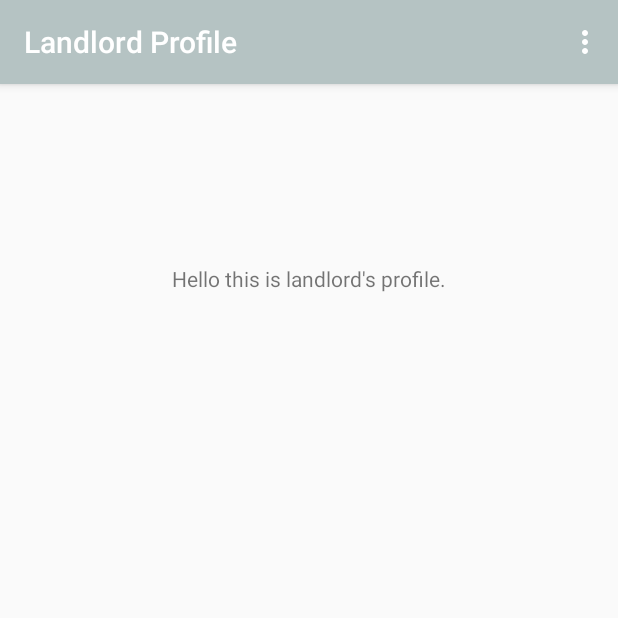
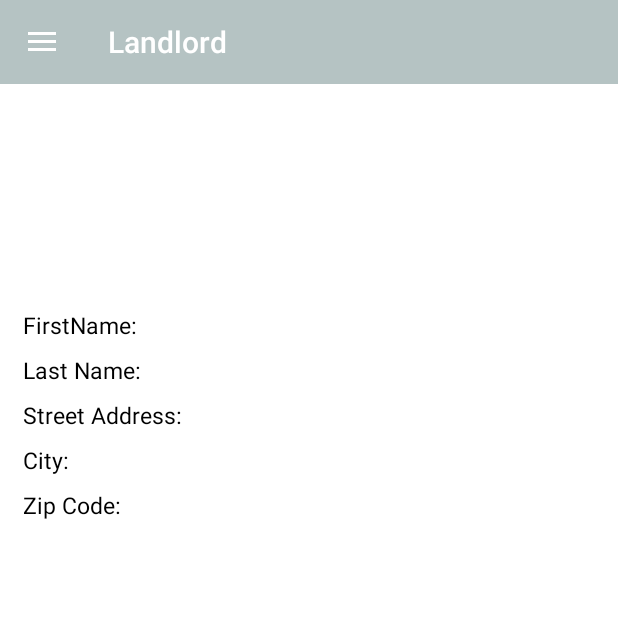
Before and after one commit to AbdullahAlMehediHira/Rento, an Android app: the LandlordProfile screen opened directly, with no data from a screen before it, on a phone screen of 412 x 824 dp, the top half of it. Run offline under Robolectric (Android 15) with nearby library versions, the phone set to English and light mode, and no system bars; our stand-ins replace Firebase (no records; nobody signed in at launch, a user with empty details on screens opened directly).

Commit message:
Landlord homepage navigation.
the navigation panel cosists of profile,  announcement,  management, message, alart.

```diff
--- a/app/src/main/AndroidManifest.xml
+++ b/app/src/main/AndroidManifest.xml
@@ -12,7 +12,8 @@
         android:roundIcon="@mipmap/ic_launcher_round"
         android:supportsRtl="true"
         android:theme="@style/AppTheme">
-        <activity android:name=".LandlordProfile"></activity>
+        <activity android:name=".LandlordProfile"
+            android:theme="@style/AppTheme.NoActionBar"/>
         <activity android:name=".SignUpLandlord" />
         <activity android:name=".SignUpTenant" />
         <activity android:name=".TenantProfile" />
--- a/app/src/main/java/com/example/rento/LandlordProfile.java
+++ b/app/src/main/java/com/example/rento/LandlordProfile.java
@@ -1,41 +1,82 @@
 package com.example.rento;
 
 import androidx.annotation.NonNull;
+import androidx.appcompat.app.ActionBarDrawerToggle;
 import androidx.appcompat.app.AppCompatActivity;
 
 import android.content.Intent;
 import android.os.Bundle;
 import android.view.Menu;
 import android.view.MenuItem;
+import android.widget.Toast;
 
+import androidx.appcompat.widget.Toolbar;
+import androidx.core.view.GravityCompat;
+import androidx.drawerlayout.widget.DrawerLayout;
+
+import com.google.android.material.navigation.NavigationView;
 import com.google.firebase.auth.FirebaseAuth;
 
-public class LandlordProfile extends AppCompatActivity {
+public class LandlordProfile extends AppCompatActivity implements NavigationView.OnNavigationItemSelectedListener {
 
+    private Toolbar toolbar;
+    private DrawerLayout drawer;
+    private NavigationView navigationView;
     FirebaseAuth mAuth;
+
     @Override
     protected void onCreate(Bundle savedInstanceState) {
         super.onCreate(savedInstanceState);
         setContentView(R.layout.activity_landlord_profile);
-        this.setTitle("Landlord Profile");
+        this.setTitle("Landlord");
 
         mAuth = FirebaseAuth.getInstance();
+
+        drawer = findViewById(R.id.draw_landlord_layoutId);
+        navigationView = findViewById(R.id.nav_view);
+        navigationView.setNavigationItemSelectedListener(this);
+        toolbar = findViewById(R.id.toolbarId);
+        setSupportActionBar(toolbar);
+
+        ActionBarDrawerToggle toggle = new ActionBarDrawerToggle(this, drawer, toolbar, R.string.nav_drawer_open, R.string.nav_drawer_close);
+        drawer.addDrawerListener(toggle);
+        toggle.syncState();
+
+        if (savedInstanceState == null) {
+            getSupportFragmentManager().beginTransaction().replace(R.id.fragment_container, new LandlordProfileFragment()).commit();
+            navigationView.setCheckedItem(R.id.nav_Profile);
+        }
     }
 
     @Override
-    public boolean onCreateOptionsMenu(Menu menu) {
-        getMenuInflater().inflate(R.menu.menu_layout,menu);
-        return super.onCreateOptionsMenu(menu);
+    public void onBackPressed() {
+        if (drawer.isDrawerOpen(GravityCompat.START)) {
+            drawer.closeDrawer(GravityCompat.START);
+        } else {
+            super.onBackPressed();
+        }
     }
 
     @Override
-    public boolean onOptionsItemSelected(@NonNull MenuItem item) {
-        if(item.getItemId() == R.id.signOutMenuId){
-            mAuth.signOut();
-            finish();
-            Intent intant = new Intent(getApplicationContext(), SignInLandlord.class);
-            startActivity(intant);
+    public boolean onNavigationItemSelected(@NonNull MenuItem menuItem) {
+        switch (menuItem.getItemId()) {
+            case R.id.nav_management:
+                getSupportFragmentManager().beginTransaction().replace(R.id.fragment_container, new LandlordManagementFragment()).commit();
+                break;
+            case R.id.nav_Announcement:
+                getSupportFragmentManager().beginTransaction().replace(R.id.fragment_container, new LandlordAnnouncementFragment()).commit();
+                break;
+            case R.id.nav_Profile:
+                getSupportFragmentManager().beginTransaction().replace(R.id.fragment_container, new LandlordProfileFragment()).commit();
+                break;
+            case R.id.nav_alart:
+                Toast.makeText(this, "PAY THE BILL", Toast.LENGTH_SHORT).show();
+                break;
+            case R.id.nav_message:
+                Toast.makeText(this, "Call me at 9:00", Toast.LENGTH_SHORT).show();
+                break;
         }
-        return super.onOptionsItemSelected(item);
+        drawer.closeDrawer(GravityCompat.START);
+        return true;
     }
 }
--- /dev/null
+++ b/app/src/main/java/com/example/rento/LandlordProfileFragment.java
@@ -0,0 +1,18 @@
+package com.example.rento;
+
+import android.os.Bundle;
+import android.view.LayoutInflater;
+import android.view.View;
+import android.view.ViewGroup;
+
+import androidx.annotation.NonNull;
+import androidx.annotation.Nullable;
+import androidx.fragment.app.Fragment;
+
+public class LandlordProfileFragment extends Fragment {
+    @Nullable
+    @Override
+    public View onCreateView(@NonNull LayoutInflater inflater, @Nullable ViewGroup container, @Nullable Bundle savedInstanceState) {
+        return  inflater.inflate(R.layout.fragment_landlord_profile, container, false);
+    }
+}
--- /dev/null
+++ b/app/src/main/res/drawable/ic_alart.xml
@@ -0,0 +1,9 @@
+<vector xmlns:android="http://schemas.android.com/apk/res/android"
+        android:width="24dp"
+        android:height="24dp"
+        android:viewportWidth="24.0"
+        android:viewportHeight="24.0">
+    <path
+        android:fillColor="#FF000000"
+        android:pathData="M10.01,21.01c0,1.1 0.89,1.99 1.99,1.99s1.99,-0.89 1.99,-1.99h-3.98zM18.88,16.82L18.88,11c0,-3.25 -2.25,-5.97 -5.29,-6.69v-0.72C13.59,2.71 12.88,2 12,2s-1.59,0.71 -1.59,1.59v0.72C7.37,5.03 5.12,7.75 5.12,11v5.82L3,18.94L3,20h18v-1.06l-2.12,-2.12zM16,13.01h-3v3h-2v-3L8,13.01L8,11h3L11,8h2v3h3v2.01z"/>
+</vector>
--- /dev/null
+++ b/app/src/main/res/drawable/ic_announcement.xml
@@ -0,0 +1,9 @@
+<vector xmlns:android="http://schemas.android.com/apk/res/android"
+        android:width="24dp"
+        android:height="24dp"
+        android:viewportWidth="24.0"
+        android:viewportHeight="24.0">
+    <path
+        android:fillColor="#FF000000"
+        android:pathData="M20,2L4,2c-1.1,0 -1.99,0.9 -1.99,2L2,22l4,-4h14c1.1,0 2,-0.9 2,-2L22,4c0,-1.1 -0.9,-2 -2,-2zM13,11h-2L11,5h2v6zM13,15h-2v-2h2v2z"/>
+</vector>
--- /dev/null
+++ b/app/src/main/res/drawable/ic_management.xml
@@ -0,0 +1,9 @@
+<vector xmlns:android="http://schemas.android.com/apk/res/android"
+        android:width="24dp"
+        android:height="24dp"
+        android:viewportWidth="24.0"
+        android:viewportHeight="24.0">
+    <path
+        android:fillColor="#FF000000"
+        android:pathData="M4,14h4v-4L4,10v4zM4,19h4v-4L4,15v4zM4,9h4L8,5L4,5v4zM9,14h12v-4L9,10v4zM9,19h12v-4L9,15v4zM9,5v4h12L21,5L9,5z"/>
+</vector>
--- /dev/null
+++ b/app/src/main/res/drawable/ic_message.xml
@@ -0,0 +1,9 @@
+<vector xmlns:android="http://schemas.android.com/apk/res/android"
+        android:width="24dp"
+        android:height="24dp"
+        android:viewportWidth="24.0"
+        android:viewportHeight="24.0">
+    <path
+        android:fillColor="#FF000000"
+        android:pathData="M20,2L4,2c-1.1,0 -1.99,0.9 -1.99,2L2,22l4,-4h14c1.1,0 2,-0.9 2,-2L22,4c0,-1.1 -0.9,-2 -2,-2zM18,14L6,14v-2h12v2zM18,11L6,11L6,9h12v2zM18,8L6,8L6,6h12v2z"/>
+</vector>
--- /dev/null
+++ b/app/src/main/res/drawable/ic_profile.xml
@@ -0,0 +1,9 @@
+<vector xmlns:android="http://schemas.android.com/apk/res/android"
+        android:width="24dp"
+        android:height="24dp"
+        android:viewportWidth="24.0"
+        android:viewportHeight="24.0">
+    <path
+        android:fillColor="#FF000000"
+        android:pathData="M3,5v14c0,1.1 0.89,2 2,2h14c1.1,0 2,-0.9 2,-2L21,5c0,-1.1 -0.9,-2 -2,-2L5,3c-1.11,0 -2,0.9 -2,2zM15,9c0,1.66 -1.34,3 -3,3s-3,-1.34 -3,-3 1.34,-3 3,-3 3,1.34 3,3zM6,17c0,-2 4,-3.1 6,-3.1s6,1.1 6,3.1v1L6,18v-1z"/>
+</vector>
--- a/app/src/main/res/layout/activity_landlord_profile.xml
+++ b/app/src/main/res/layout/activity_landlord_profile.xml
@@ -1,19 +1,40 @@
 <?xml version="1.0" encoding="utf-8"?>
-<androidx.constraintlayout.widget.ConstraintLayout xmlns:android="http://schemas.android.com/apk/res/android"
+<androidx.drawerlayout.widget.DrawerLayout xmlns:android="http://schemas.android.com/apk/res/android"
     xmlns:app="http://schemas.android.com/apk/res-auto"
     xmlns:tools="http://schemas.android.com/tools"
+    android:id="@+id/draw_landlord_layoutId"
     android:layout_width="match_parent"
     android:layout_height="match_parent"
-    tools:context=".LandlordProfile">
+    android:fitsSystemWindows="true"
+    tools:context=".LandlordProfile"
+    tools:openDrawer="start">
 
-    <TextView
-        android:id="@+id/textView3"
+    <androidx.appcompat.widget.LinearLayoutCompat
+        android:layout_width="match_parent"
+        android:layout_height="match_parent"
+        android:orientation="vertical">
+
+        <androidx.appcompat.widget.Toolbar
+            android:id="@+id/toolbarId"
+            android:layout_width="match_parent"
+            android:layout_height="?attr/actionBarSize"
+            android:background="@color/colorPrimary"
+            android:theme="@style/ThemeOverlay.AppCompat.Dark.ActionBar"
+            app:popupTheme="@style/ThemeOverlay.AppCompat.Light" />
+
+        <FrameLayout
+            android:id="@+id/fragment_container"
+            android:layout_width="match_parent"
+            android:layout_height="match_parent" />
+
+    </androidx.appcompat.widget.LinearLayoutCompat>
+
+    <com.google.android.material.navigation.NavigationView
+        android:id="@+id/nav_view"
         android:layout_width="wrap_content"
-        android:layout_height="wrap_content"
-        android:text="Hello this is landlord's profile."
-        app:layout_constraintBottom_toBottomOf="parent"
-        app:layout_constraintEnd_toEndOf="parent"
-        app:layout_constraintStart_toStartOf="parent"
-        app:layout_constraintTop_toTopOf="parent"
-        app:layout_constraintVertical_bias="0.16" />
-</androidx.constraintlayout.widget.ConstraintLayout>
+        android:layout_height="match_parent"
+        android:layout_gravity="start"
+        app:headerLayout="@layout/nav_landlord_header"
+        app:menu="@menu/drawer_menu_landlord" />
+
+</androidx.drawerlayout.widget.DrawerLayout>
--- /dev/null
+++ b/app/src/main/res/layout/fragment_landlord_profile.xml
@@ -0,0 +1,65 @@
+<?xml version="1.0" encoding="utf-8"?>
+<RelativeLayout xmlns:android="http://schemas.android.com/apk/res/android"
+    android:layout_width="match_parent"
+    android:layout_height="match_parent"
+    android:background="#FFFFFF"
+    android:orientation="vertical">
+
+    <TextView
+        android:layout_width="wrap_content"
+        android:layout_height="wrap_content"
+        android:layout_alignParentStart="true"
+        android:layout_alignParentTop="true"
+        android:layout_marginLeft="15dp"
+        android:layout_marginTop="150dp"
+        android:text="FirstName:"
+        android:textColor="#000000"
+        android:textSize="15dp" />
+
+    <TextView
+        android:layout_width="wrap_content"
+        android:layout_height="wrap_content"
+        android:layout_alignParentStart="true"
+        android:layout_alignParentTop="true"
+        android:layout_marginLeft="15dp"
+        android:layout_marginTop="180dp"
+        android:text="Last Name:"
+        android:textColor="#000000"
+        android:textSize="15dp" />
+
+    <TextView
+        android:layout_width="wrap_content"
+        android:layout_height="wrap_content"
+        android:layout_alignParentStart="true"
+        android:layout_alignParentTop="true"
+        android:layout_marginLeft="15dp"
+        android:layout_marginTop="210dp"
+        android:text="Street Address:"
+        android:textColor="#000000"
+        android:textSize="15dp" />
+
+    <TextView
+        android:layout_width="wrap_content"
+        android:layout_height="wrap_content"
+        android:layout_alignParentStart="true"
+        android:layout_alignParentTop="true"
+        android:layout_marginLeft="15dp"
+        android:layout_marginTop="240dp"
+        android:layout_marginBottom="471dp"
+        android:text="City:"
+        android:textColor="#000000"
+        android:textSize="15dp" />
+
+    <TextView
+        android:layout_width="wrap_content"
+        android:layout_height="wrap_content"
+        android:layout_alignParentStart="true"
+        android:layout_alignParentTop="true"
+        android:layout_marginLeft="15dp"
+        android:layout_marginTop="270dp"
+        android:text="Zip Code:"
+        android:textColor="#000000"
+        android:textSize="15dp" />
+
+
+</RelativeLayout>
--- /dev/null
+++ b/app/src/main/res/menu/drawer_menu_landlord.xml
@@ -0,0 +1,34 @@
+<?xml version="1.0" encoding="utf-8"?>
+<menu xmlns:android="http://schemas.android.com/apk/res/android"
+    xmlns:tools="http://schemas.android.com/tools"
+    tools:showIn="navigation_view">
+
+    <group android:checkableBehavior="single">
+        <item
+            android:id="@+id/nav_Profile"
+            android:icon="@drawable/ic_profile"
+            android:title="Profile" />
+        <item
+            android:id="@+id/nav_management"
+            android:icon="@drawable/ic_management"
+            android:title="Management" />
+        <item
+            android:id="@+id/nav_Announcement"
+            android:icon="@drawable/ic_announcement"
+            android:title="Announcements" />
+
+    </group>
+    <item android:title="Communicate">
+        <menu>
+            <item
+                android:id="@+id/nav_message"
+                android:icon="@drawable/ic_message"
+                android:title="Message" />
+            <item
+                android:id="@+id/nav_alart"
+                android:icon="@drawable/ic_alart"
+                android:title="Alart Tenanat" />
+        </menu>
+    </item>
+
+</menu>
--- a/app/src/main/res/menu/menu_layout.xml
+++ /dev/null
@@ -1,9 +0,0 @@
-<?xml version="1.0" encoding="utf-8"?>
-<menu xmlns:android="http://schemas.android.com/apk/res/android">
-
-    <item
-        android:title="Sign Out"
-        android:id="@+id/signOutMenuId"
-
-        />
-</menu>
--- a/app/src/main/res/values/strings.xml
+++ b/app/src/main/res/values/strings.xml
@@ -8,6 +8,9 @@
     <string name="sign_up_button">Sign Up</string>
     <string name="textview_user_signup">নিবন্ধনকৃত না হলে, নিবন্ধন করুন।</string>
     <string name="textview_user_signin">ইতিমধ্যে নিবন্ধভুক্ত হলে, সাইন ইন করুন।</string>
+    <string name="nav_drawer_open">Open navigation drawer</string>
+    <string name="nav_drawer_close">Close navigation drawer</string>
+
 
 
 </resources>
--- a/app/src/main/res/values/styles.xml
+++ b/app/src/main/res/values/styles.xml
@@ -8,4 +8,10 @@
         <item name="colorAccent">@color/colorAccent</item>
     </style>
 
+    <style name="AppTheme.NoActionBar">
+        <item name="windowActionBar">false</item>
+        <item name="windowNoTitle">true</item>
+        <item name="android:statusBarColor">@android:color/transparent</item>
+    </style>
+
 </resources>
```
Also changed, not shown: app/src/main/java/com/example/rento/LandlordAnnouncementFragment.java (added, +18 -0 lines), app/src/main/java/com/example/rento/LandlordManagementFragment.java (added, +18 -0 lines), app/src/main/java/com/example/rento/TenantProfile.java (+0 -15 lines), app/src/main/res/layout/fragment_landlord_announcement.xml (added, +22 -0 lines), app/src/main/res/layout/fragment_landlord_management.xml (added, +22 -0 lines), app/src/main/res/layout/nav_landlord_header.xml (added, +28 -0 lines).
